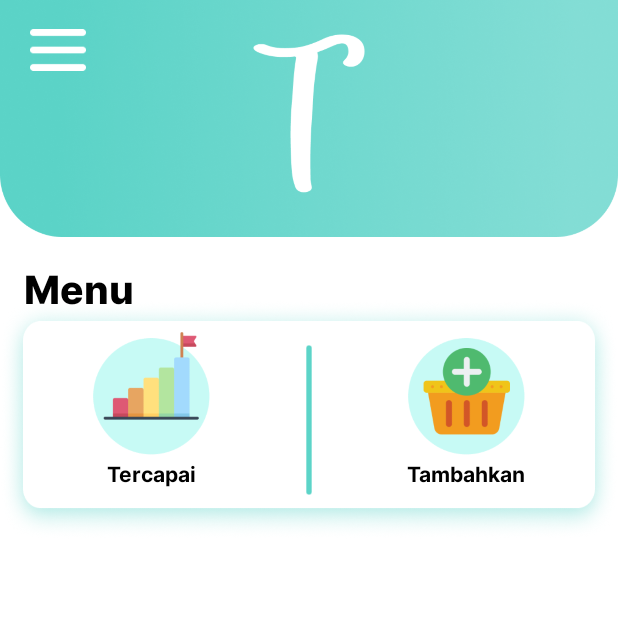
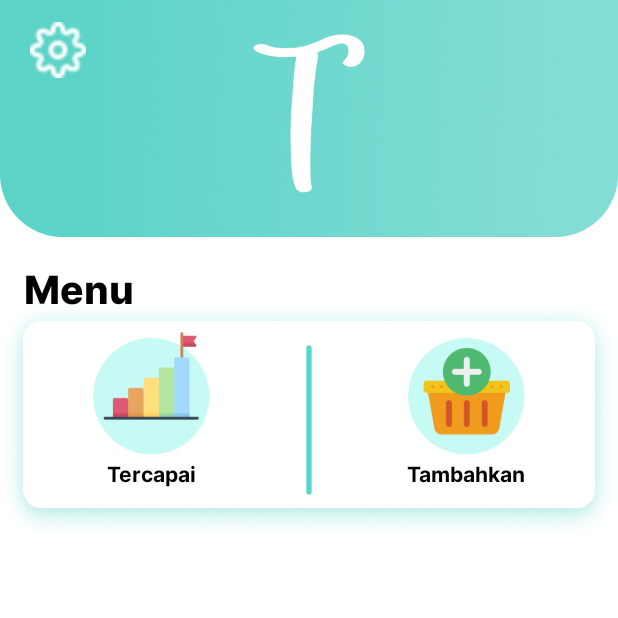
Before and after one commit to ReaL15/MyTabungan, an Android app: the DashboardActivity screen opened directly, with no data from a screen before it, on a phone screen of 412 x 824 dp, the top half of it. Run offline under Robolectric (Android 15) with nearby library versions, the phone set to English and light mode, and no system bars.

Commit message:
icon seting buat dapa

```diff
--- a/app/src/main/res/layout/activity_dashboard.xml
+++ b/app/src/main/res/layout/activity_dashboard.xml
@@ -21,18 +21,17 @@
             app:layout_constraintStart_toStartOf="parent"
             app:layout_constraintTop_toTopOf="parent" />
 
-
-
         <androidx.appcompat.widget.AppCompatImageView
             android:layout_width="37dp"
             android:layout_height="37dp"
-            android:src="@drawable/ic_burger"
+            android:src="@drawable/gear_settings"
             android:layout_marginEnd="335dp"
             android:layout_marginBottom="83dp"
-            app:layout_constraintBottom_toBottomOf="@+id/header"
-            app:layout_constraintEnd_toEndOf="@+id/header"
+            app:layout_constraintBottom_toBottomOf="@id/header"
+            app:layout_constraintEnd_toEndOf="@id/header"
             app:layout_constraintStart_toStartOf="parent"
-            app:layout_constraintTop_toTopOf="@+id/header" />
+            app:layout_constraintTop_toTopOf="@id/header"/>
+
 
         <androidx.appcompat.widget.AppCompatTextView
             android:id="@+id/title_menu"
```
Also changed, not shown: app/src/main/res/drawable-v24/gear_settings.png (added).
